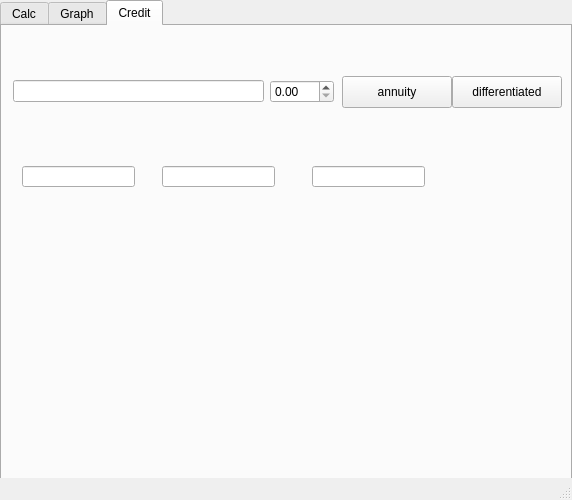
Old version of the form src/calc/mainwindow.ui in the repository Limesbra/Smart_Calc.
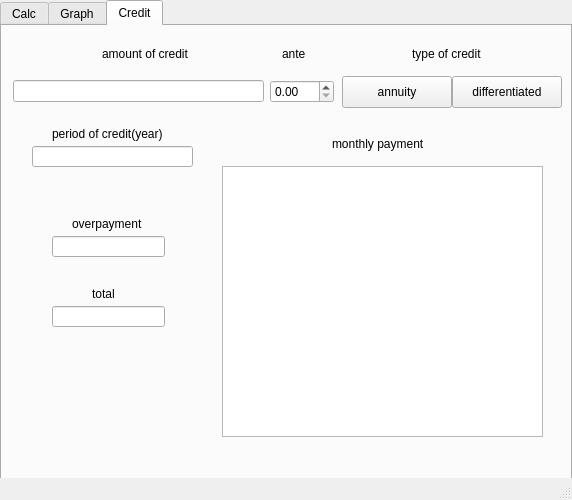
New version of the form. Custom widgets are drawn as their Qt base class.

The edit to the form file:
```diff
--- a/src/calc/mainwindow.ui
+++ b/src/calc/mainwindow.ui
@@ -964,37 +964,33 @@
        <string>differentiated</string>
       </property>
      </widget>
-     <widget class="QLineEdit" name="lineEdit">
-      <property name="geometry">
-       <rect>
-        <x>20</x>
-        <y>140</y>
-        <width>113</width>
-        <height>21</height>
-       </rect>
-      </property>
-     </widget>
      <widget class="QLineEdit" name="lineEdit_2">
       <property name="geometry">
        <rect>
-        <x>160</x>
-        <y>140</y>
+        <x>50</x>
+        <y>210</y>
         <width>113</width>
         <height>21</height>
        </rect>
       </property>
+      <property name="readOnly">
+       <bool>true</bool>
+      </property>
      </widget>
      <widget class="QLineEdit" name="lineEdit_3">
       <property name="geometry">
        <rect>
-        <x>310</x>
-        <y>140</y>
+        <x>50</x>
+        <y>280</y>
         <width>113</width>
         <height>21</height>
        </rect>
       </property>
+      <property name="readOnly">
+       <bool>true</bool>
+      </property>
      </widget>
-     <widget class="QWidget" name="">
+     <widget class="QWidget" name="layoutWidget">
       <property name="geometry">
        <rect>
         <x>11</x>
@@ -1016,6 +1012,117 @@
        </item>
       </layout>
      </widget>
+     <widget class="QLabel" name="label_2">
+      <property name="geometry">
+       <rect>
+        <x>280</x>
+        <y>20</y>
+        <width>31</width>
+        <height>16</height>
+       </rect>
+      </property>
+      <property name="text">
+       <string>ante</string>
+      </property>
+     </widget>
+     <widget class="QLabel" name="label_4">
+      <property name="geometry">
+       <rect>
+        <x>410</x>
+        <y>20</y>
+        <width>81</width>
+        <height>16</height>
+       </rect>
+      </property>
+      <property name="text">
+       <string>type of credit</string>
+      </property>
+     </widget>
+     <widget class="QLabel" name="label_5">
+      <property name="geometry">
+       <rect>
+        <x>100</x>
+        <y>20</y>
+        <width>101</width>
+        <height>16</height>
+       </rect>
+      </property>
+      <property name="text">
+       <string>amount of credit</string>
+      </property>
+     </widget>
+     <widget class="QLabel" name="label_6">
+      <property name="geometry">
+       <rect>
+        <x>70</x>
+        <y>190</y>
+        <width>81</width>
+        <height>16</height>
+       </rect>
+      </property>
+      <property name="text">
+       <string>overpayment</string>
+      </property>
+     </widget>
+     <widget class="QLabel" name="label_11">
+      <property name="geometry">
+       <rect>
+        <x>90</x>
+        <y>260</y>
+        <width>41</width>
+        <height>16</height>
+       </rect>
+      </property>
+      <property name="text">
+       <string>total</string>
+      </property>
+     </widget>
+     <widget class="QLabel" name="label_12">
+      <property name="geometry">
+       <rect>
+        <x>330</x>
+        <y>110</y>
+        <width>111</width>
+        <height>16</height>
+       </rect>
+      </property>
+      <property name="text">
+       <string>monthly payment</string>
+      </property>
+     </widget>
+     <widget class="QLineEdit" name="year">
+      <property name="geometry">
+       <rect>
+        <x>30</x>
+        <y>120</y>
+        <width>161</width>
+        <height>21</height>
+       </rect>
+      </property>
+     </widget>
+     <widget class="QLabel" name="label_13">
+      <property name="geometry">
+       <rect>
+        <x>50</x>
+        <y>100</y>
+        <width>131</width>
+        <height>16</height>
+       </rect>
+      </property>
+      <property name="text">
+       <string>period of credit(year)</string>
+      </property>
+     </widget>
+     <widget class="QListWidget" name="listWidget">
+      <property name="geometry">
+       <rect>
+        <x>220</x>
+        <y>140</y>
+        <width>321</width>
+        <height>271</height>
+       </rect>
+      </property>
+     </widget>
     </widget>
    </widget>
   </widget>
```
Left out of the diff: 9 changed lines with no effect on the pictures.
